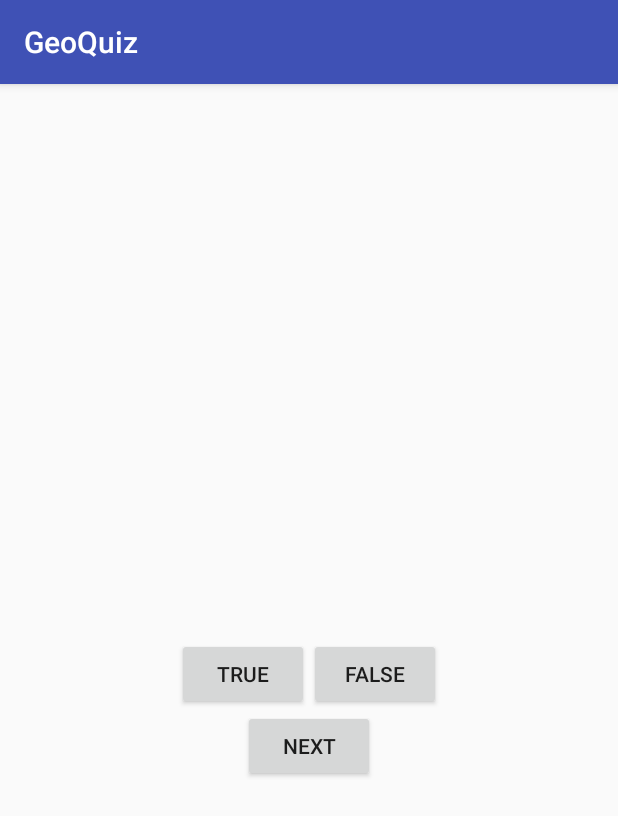
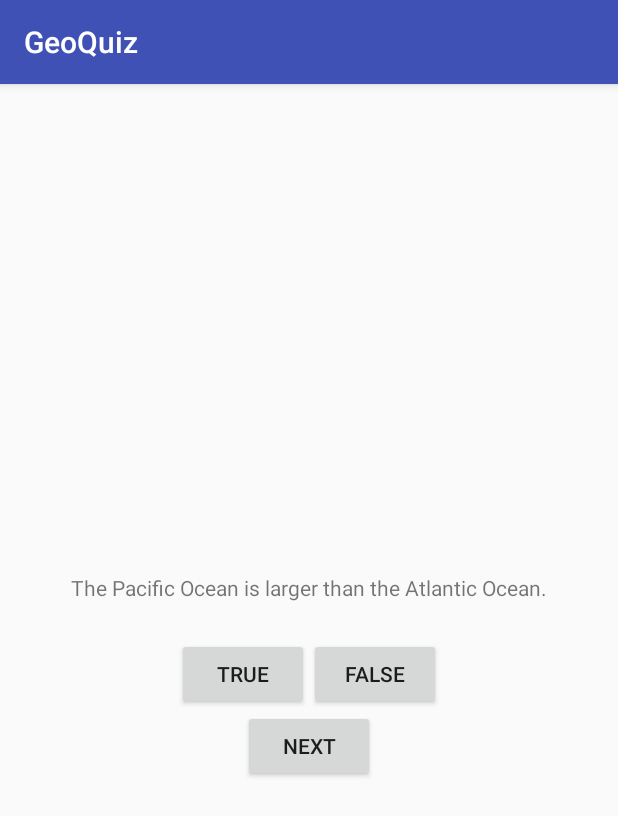
Before and after one commit to peterokwara/GeoQuiz, an Android app: the screen it shows after launch (QuizActivity), after a tap on "TRUE", on a phone screen of 412 x 824 dp. Shown: the top 816 px of the screen. Run offline under Robolectric (Android 15) with nearby library versions, the phone set to English and light mode, and no system bars.

Commit message:
Set up the controller for the app to work

```diff
--- a/app/src/main/java/com/example/peter/geoquiz/QuizActivity.java
+++ b/app/src/main/java/com/example/peter/geoquiz/QuizActivity.java
@@ -4,43 +4,89 @@ import android.support.v7.app.AppCompatActivity;
 import android.os.Bundle;
 import android.view.View;
 import android.widget.Button;
+import android.widget.TextView;
 import android.widget.Toast;
 
 public class QuizActivity extends AppCompatActivity {
 
     private Button mTrueButton;
     private Button mFalseButton;
+    private Button mNextButton;
+    private TextView mQuestionTextView;
+
+    // Load the list of all the questions into an array
+    private Question[] mQuestionBank = new Question[]{
+            new Question(R.string.question_oceans, true),
+            new Question(R.string.question_mideast, false),
+            new Question(R.string.question_africa, false),
+            new Question(R.string.question_americas, true),
+            new Question(R.string.question_asia, true)
+    };
+
+    private int mCurrentIndex = 0;
+
+    // Updates the questions
+    private void updateQuestion() {
+        int question = mQuestionBank[mCurrentIndex].getTextResId();
+        mQuestionTextView.setText(question);
+    }
+
+    // Check the user input and show the appropriate toast message
+    private void checkAnswer(boolean userPressedTrue) {
+        boolean answerIsTrue = mQuestionBank[mCurrentIndex].isAnswerTrue();
+
+        int messageResId = 0;
+
+        if (userPressedTrue == answerIsTrue) {
+            messageResId = R.string.correct_toast;
+        } else {
+            messageResId = R.string.incorrect_toast;
+        }
+
+        Toast.makeText(this, messageResId, Toast.LENGTH_SHORT).show();
+    }
 
     @Override
     protected void onCreate(Bundle savedInstanceState) {
         super.onCreate(savedInstanceState);
         setContentView(R.layout.activity_quiz);
 
-        // Get references to the button widget and set up a listener
+        // Get references to the text view widget
+        mQuestionTextView = (TextView) findViewById(R.id.question_text_view);
+        ;
+
+        // Get references to the next button widget and set up a listener
+        mNextButton = (Button) findViewById(R.id.next_button);
+        mNextButton.setOnClickListener(new View.OnClickListener() {
+
+            @Override
+            public void onClick(View view) {
+                mCurrentIndex = (mCurrentIndex + 1) % mQuestionBank.length;
+                updateQuestion();
+            }
+        });
+        updateQuestion();
+
+        // Get references to the true button widget and set up a listener
         mTrueButton = (Button) findViewById(R.id.true_button);
         mTrueButton.setOnClickListener(new View.OnClickListener() {
             @Override
             public void onClick(View v) {
 
-                // Show a toast message when the user clicks on the button
-                Toast.makeText(QuizActivity.this,
-                        R.string.incorrect_toast,
-                        Toast.LENGTH_SHORT).show();
-
+                // Register that true has been clicked
+                checkAnswer(true);
             }
         });
 
-        // Get references to the button widget and set up a listener
-        mFalseButton  = (Button) findViewById(R.id.false_button);
-        mFalseButton.setOnClickListener(new View.OnClickListener(){
+        // Get references to the false button widget and set up a listener
+        mFalseButton = (Button) findViewById(R.id.false_button);
+        mFalseButton.setOnClickListener(new View.OnClickListener() {
 
             @Override
             public void onClick(View v) {
 
-                // Show a toast message when the user clicks on the button
-                Toast.makeText(QuizActivity.this,
-                        R.string.correct_toast,
-                        Toast.LENGTH_SHORT).show();
+                // Register that false has been clicked
+                checkAnswer(false);
 
             }
         });
--- a/app/src/main/res/values/strings.xml
+++ b/app/src/main/res/values/strings.xml
@@ -16,6 +16,8 @@
     <string name="question_mideast">The Suez Canal connects the Red Sea
         and the Indian Ocean.</string>
     <string name="question_africa">The source of the Nile River is in Egypt.</string>
+    <string name="question_americas">The Amazon River is the longest river
+        in Americas.</string>
     <string name="question_asia">Lake Baikal is the world\'s oldest and deepest
         fresh water lake</string>
 </resources>
```
